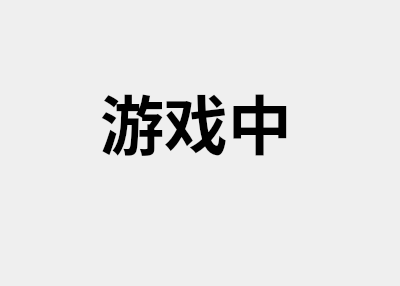
Before: the Qt Designer form server/inprocess.ui in GeminiBuddies/OOPLRS, drawn with Qt 5.
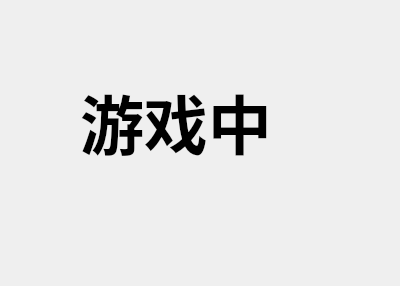
After: the same form once the commit is applied.

The edit to the form file:
```diff
--- a/server/inprocess.ui
+++ b/server/inprocess.ui
@@ -16,9 +16,9 @@
   <widget class="QLabel" name="label">
    <property name="geometry">
     <rect>
-     <x>100</x>
+     <x>80</x>
      <y>70</y>
-     <width>211</width>
+     <width>261</width>
      <height>101</height>
     </rect>
    </property>
```
